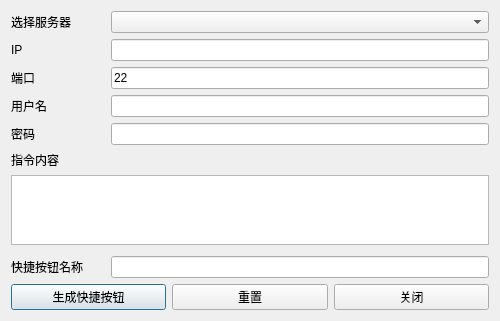
Qt form UI/send_cmd_dlg.ui (xingqi-git/OneClick) before a commit.
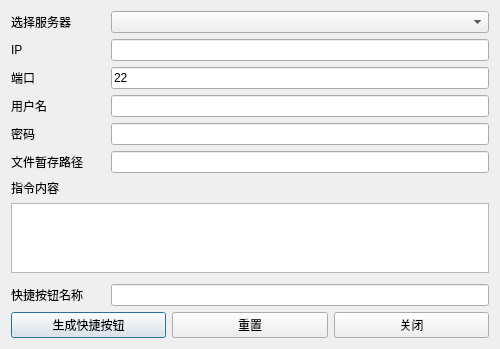
The same form after that commit.

Commit message: 增加服务器文件暂存路径的填写框

Diff of the .ui file:
```diff
--- a/UI/send_cmd_dlg.ui
+++ b/UI/send_cmd_dlg.ui
@@ -88,6 +88,17 @@
        </property>
       </widget>
      </item>
+     <item row="5" column="0">
+      <widget class="QLabel" name="label_workdir">
+       <property name="text">
+        <string>文件暂存路径</string>
+       </property>
+      </widget>
+     </item>
+     <item row="5" column="1">
+      <widget class="QLineEdit" name="work_dir_lineEdit">
+      </widget>
+     </item>
     </layout>
    </item>
    <item>
```
Left out of the diff: 1 changed line with no effect on the pictures. The commit also changes 7 other files.
